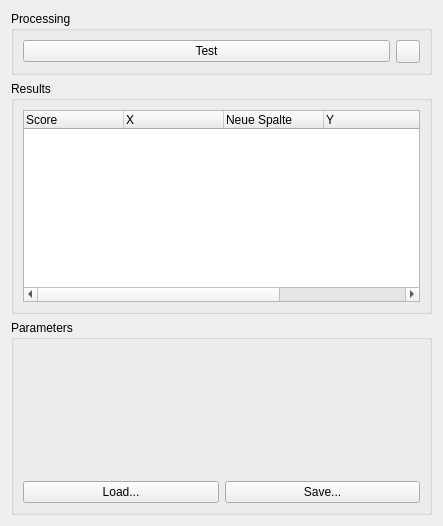
Qt form AcfSln/Include/iqtipr/CSearchBasedFeaturesSupplierGuiComp.ui (ImagingTools/AcfPublic) before a commit.
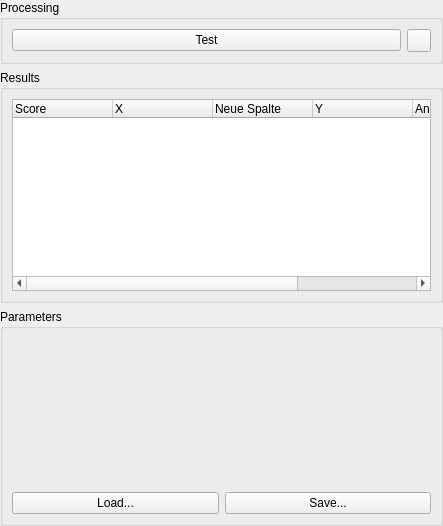
The same form after that commit. Icons and pictures are not drawn.

Commit message: Added CGeneralSearchParamsGuiComp Some other updates

What changed in the file:
```diff
--- a/AcfSln/Include/iqtipr/CSearchBasedFeaturesSupplierGuiComp.ui
+++ b/AcfSln/Include/iqtipr/CSearchBasedFeaturesSupplierGuiComp.ui
@@ -14,6 +14,9 @@
    <string>Form</string>
   </property>
   <layout class="QVBoxLayout" name="verticalLayout_2">
+   <property name="margin">
+    <number>0</number>
+   </property>
    <item>
     <widget class="QGroupBox" name="groupBox">
      <property name="sizePolicy">
@@ -125,6 +128,11 @@
         <property name="frameShadow">
          <enum>QFrame::Raised</enum>
         </property>
+        <layout class="QVBoxLayout" name="verticalLayout_4">
+         <property name="margin">
+          <number>0</number>
+         </property>
+        </layout>
        </widget>
       </item>
       <item>
```
The commit also changes 10 other files.
